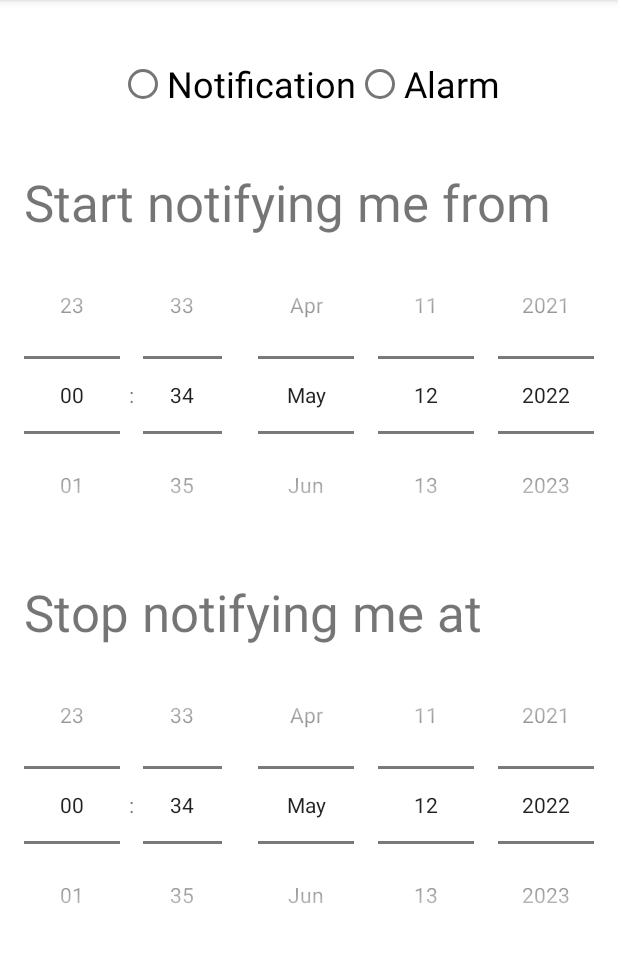
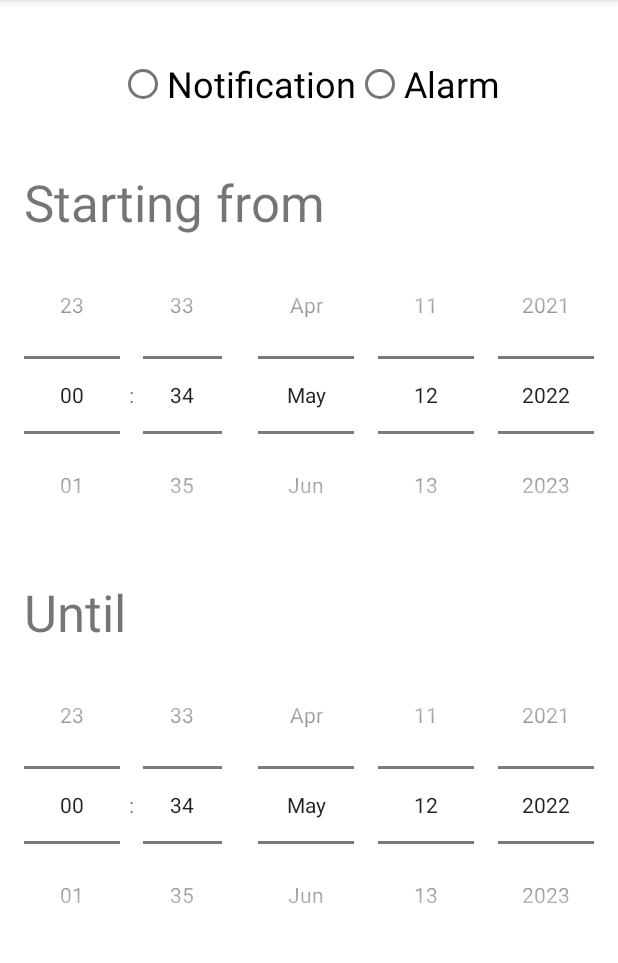
Before and after one commit to YoussefSameh10/WeatherApp, an Android app: the fragment AddAlertFragment shown on its own in the app's theme, on a phone screen of 412 x 824 dp, the part 84-1047 px from its top. Run offline under Robolectric (Android 15) with nearby library versions, the phone set to English and light mode, and no system bars.

Commit message:
Completed localization

```diff
--- a/app/src/main/java/com/youssef/weatherapp/AlertsWorkManager.kt
+++ b/app/src/main/java/com/youssef/weatherapp/AlertsWorkManager.kt
@@ -102,11 +102,11 @@ class AlertsWorkManager(val context: Context, private val workerParams: WorkerPa
 
     @RequiresApi(Build.VERSION_CODES.O)
     private fun showNotification(event: String, cityName: String, isThereAlert: Boolean) {
-        var title = "Everything is fine today"
-        var message = "ENJOY!"
+        var title = context.getString(R.string.every_thing_is_fine)
+        var message = context.getString(R.string.enjoy)
         if(isThereAlert) {
             title = event
-            message = "There will be " + event + " in " + cityName
+            message = context.getString(R.string.there_will_be) + event + context.getString(R.string.in_word) + cityName
         }
 
         val notificationManager =
--- a/app/src/main/java/com/youssef/weatherapp/view/alerts/AlertsFragment.kt
+++ b/app/src/main/java/com/youssef/weatherapp/view/alerts/AlertsFragment.kt
@@ -124,8 +124,8 @@ class AlertsFragment : Fragment() {
         binding.imageViewDelete.setOnClickListener {
             UIHelper.showConfirmationDialog(
                 requireContext(),
-                "Remove Alert",
-                "Are you sure you want to remove this alert?",
+                getString(R.string.remove_alert),
+                getString(R.string.remove_alert_confirm_message),
                 confirmDelete,
                 {}
             )
--- a/app/src/main/res/layout/fragment_add_alert.xml
+++ b/app/src/main/res/layout/fragment_add_alert.xml
@@ -35,14 +35,14 @@
                     android:id="@+id/radioButtonNotification"
                     android:layout_width="match_parent"
                     android:layout_height="wrap_content"
-                    android:text="Notification"
+                    android:text="@string/notification"
                     android:textSize="24sp" />
 
                 <RadioButton
                     android:id="@+id/radioButtonAlarm"
                     android:layout_width="match_parent"
                     android:layout_height="wrap_content"
-                    android:text="Alarm"
+                    android:text="@string/alarm"
                     android:textSize="24sp" />
             </RadioGroup>
 
@@ -52,7 +52,7 @@
                 android:layout_height="wrap_content"
                 android:layout_marginStart="16dp"
                 android:layout_marginTop="32dp"
-                android:text="Start notifying me from"
+                android:text="@string/starting_from"
                 android:textSize="34sp"
                 app:layout_constraintStart_toStartOf="parent"
                 app:layout_constraintTop_toBottomOf="@+id/radioGroup" />
@@ -98,7 +98,7 @@
                 android:layout_width="wrap_content"
                 android:layout_height="wrap_content"
                 android:layout_marginTop="16dp"
-                android:text="Stop notifying me at"
+                android:text="@string/until"
                 android:textSize="34sp"
                 app:layout_constraintStart_toStartOf="@+id/textView8"
                 app:layout_constraintTop_toBottomOf="@+id/datePickerStart" />
@@ -109,7 +109,7 @@
                 android:layout_height="wrap_content"
                 android:layout_marginTop="16dp"
                 android:layout_marginBottom="16dp"
-                android:text="Submit"
+                android:text="@string/submit"
                 app:layout_constraintBottom_toBottomOf="parent"
                 app:layout_constraintEnd_toEndOf="parent"
                 app:layout_constraintHorizontal_bias="0.5"
--- a/app/src/main/res/layout/fragment_alerts.xml
+++ b/app/src/main/res/layout/fragment_alerts.xml
@@ -46,7 +46,7 @@
         android:layout_width="wrap_content"
         android:layout_height="wrap_content"
         android:gravity="center"
-        android:text="No Alerts Added"
+        android:text="@string/no_alerts_added"
         android:textSize="60sp"
         android:visibility="gone"
         app:layout_constraintBottom_toBottomOf="parent"
--- a/app/src/main/res/values/strings.xml
+++ b/app/src/main/res/values/strings.xml
@@ -40,4 +40,16 @@
     <string name="clouds">Clouds</string>
     <string name="pressure">Pressure</string>
     <string name="add_alert">Add Alert</string>
+    <string name="remove_alert">Remove Alert</string>
+    <string name="remove_alert_confirm_message">Are you sure you want to remove this alert?</string>
+    <string name="notification">Notification</string>
+    <string name="alarm">Alarm</string>
+    <string name="starting_from">Starting from</string>
+    <string name="until">Until</string>
+    <string name="submit">Submit</string>
+    <string name="no_alerts_added">No Alerts Added</string>
+    <string name="every_thing_is_fine">Everything is fine today</string>
+    <string name="enjoy">ENJOY!</string>
+    <string name="there_will_be">"There will be "</string>
+    <string name="in_word">" in "</string>
 </resources>
```
Also changed, not shown: 1 other file.
